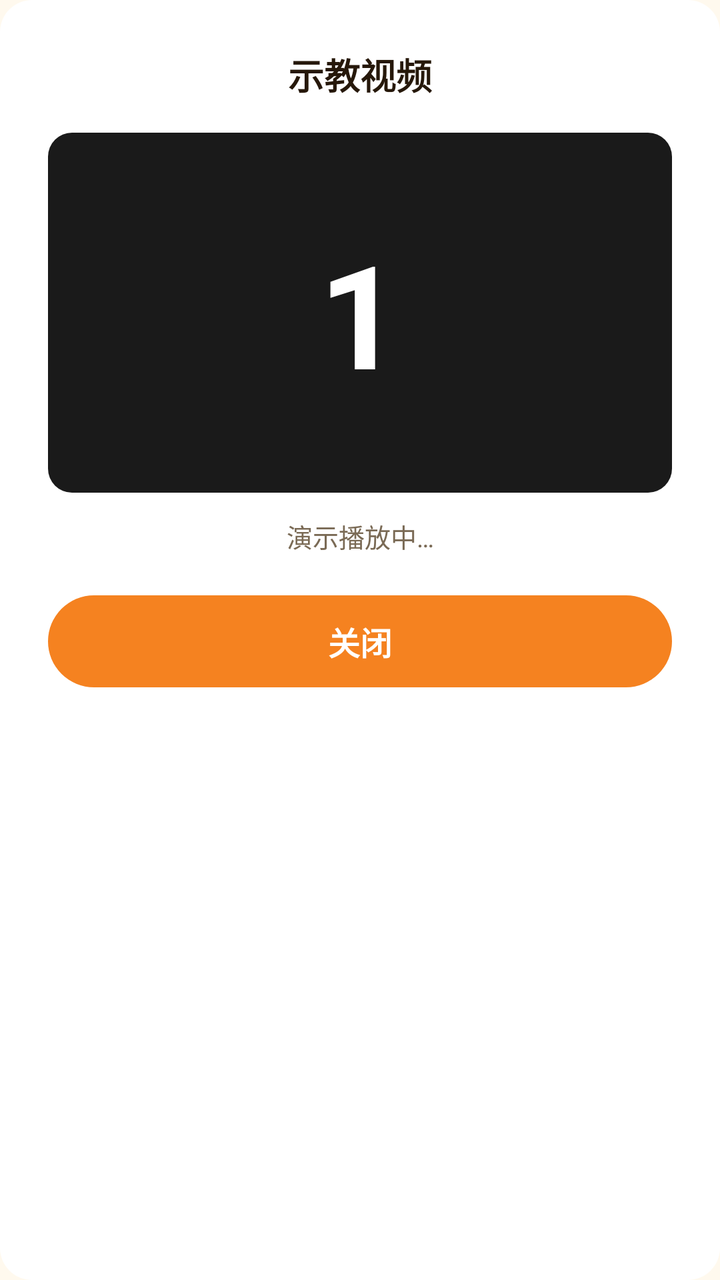
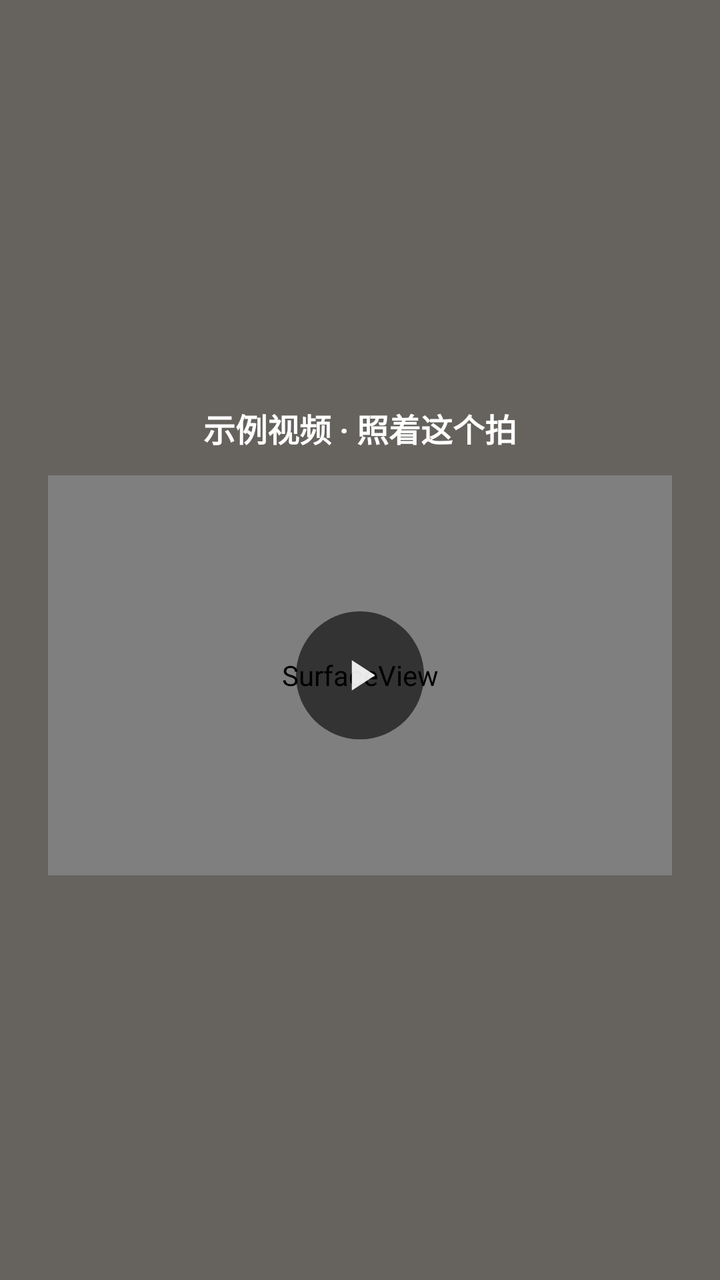

Two renders of the same Android screen: before a commit and after it. Below are the layout's source before the change and the commit's diff.
<!-- AndroidManifest.xml: application theme Theme.SmartNa -->
<!-- res/layout/dialog_teach_video.xml -->
<?xml version="1.0" encoding="utf-8"?>
<LinearLayout xmlns:android="http://schemas.android.com/apk/res/android"
    android:layout_width="match_parent"
    android:layout_height="wrap_content"
    android:background="@drawable/bg_card"
    android:gravity="center_horizontal"
    android:orientation="vertical"
    android:padding="24dp">

    <TextView
        android:layout_width="wrap_content"
        android:layout_height="wrap_content"
        android:text="@string/teach_video_title"
        android:textColor="@color/text_dark"
        android:textSize="18sp"
        android:textStyle="bold" />

    <FrameLayout
        android:layout_width="match_parent"
        android:layout_height="180dp"
        android:layout_marginTop="16dp"
        android:background="@drawable/bg_video_placeholder">

        <TextView
            android:id="@+id/tvTeachCounter"
            android:layout_width="wrap_content"
            android:layout_height="wrap_content"
            android:layout_gravity="center"
            android:text="1"
            android:textColor="@color/card_white"
            android:textSize="72sp"
            android:textStyle="bold" />
    </FrameLayout>

    <TextView
        android:id="@+id/tvTeachStatus"
        android:layout_width="match_parent"
        android:layout_height="wrap_content"
        android:layout_marginTop="12dp"
        android:gravity="center"
        android:text="@string/teach_video_playing"
        android:textColor="@color/text_gray"
        android:textSize="13sp" />

    <TextView
        android:id="@+id/btnTeachClose"
        android:layout_width="match_parent"
        android:layout_height="46dp"
        android:layout_marginTop="20dp"
        android:background="@drawable/bg_btn_primary"
        android:gravity="center"
        android:text="@string/teach_video_close"
        android:textColor="@color/card_white"
        android:textSize="16sp"
        android:textStyle="bold" />
</LinearLayout>
<!-- resources referenced by this layout -->
<resources>
  <color name="card_white">@color/surface_card</color>
  <color name="text_dark">@color/text_primary</color>
  <color name="text_gray">@color/text_secondary</color>
  <!-- drawable bg_btn_primary (drawable) -->
  <?xml version="1.0" encoding="utf-8"?>
  <shape xmlns:android="http://schemas.android.com/apk/res/android">
      <solid android:color="@color/brand_primary" />
      <corners android:radius="27dp" />
  </shape>
  <!-- drawable bg_card (drawable) -->
  <?xml version="1.0" encoding="utf-8"?>
  <shape xmlns:android="http://schemas.android.com/apk/res/android">
      <solid android:color="@color/card_white" />
      <corners android:radius="16dp" />
  </shape>
  <!-- drawable bg_video_placeholder (drawable) -->
  <?xml version="1.0" encoding="utf-8"?>
  <shape xmlns:android="http://schemas.android.com/apk/res/android">
      <solid android:color="#1A1A1A" />
      <corners android:radius="12dp" />
  </shape>
  <string name="teach_video_close">关闭</string>
  <string name="teach_video_playing">演示播放中…</string>
  <string name="teach_video_title">示教视频</string>
  <style name="Theme.SmartNa" parent="Theme.MaterialComponents.Light.NoActionBar">
          <item name="colorPrimary">@color/brand_primary</item>
          <item name="colorPrimaryVariant">@color/brand_primary_active</item>
          <item name="colorOnPrimary">@color/white</item>
          <item name="colorSecondary">@color/brand_primary</item>
          <item name="colorSecondaryVariant">@color/brand_primary_active</item>
          <item name="colorOnSecondary">@color/white</item>
          <item name="android:statusBarColor">@color/bg_page</item>
          <item name="android:windowLightStatusBar">true</item>
          <item name="android:windowBackground">@color/bg_page</item>
          <item name="android:navigationBarColor">@color/card_white</item>
          <item name="android:textColorPrimary">@color/text_dark</item>
          <item name="bottomNavigationStyle">@style/Widget.SmartNa.BottomNav</item>
      </style>
  <color name="surface_card">#FFFFFF</color>
  <color name="text_primary">#26180A</color>
  <color name="text_secondary">#7A6A55</color>
  <color name="brand_primary">#F58220</color>
  <color name="brand_primary_active">#C05A00</color>
  <color name="white">#FFFFFFFF</color>
  <color name="bg_page">#FFF9EE</color>
  <style name="Widget.SmartNa.BottomNav" parent="Widget.MaterialComponents.BottomNavigationView">
          <item name="itemIconTint">@color/selector_tab_color</item>
          <item name="itemTextColor">@color/selector_tab_color</item>
          <item name="elevation">0dp</item>
          <item name="backgroundTint">@color/card_white</item>
          <item name="labelVisibilityMode">labeled</item>
          <item name="itemRippleColor">@android:color/transparent</item>
      </style>
</resources>

<!-- the commit's change to res/layout/dialog_teach_video.xml (unified diff, before → after) -->
@@ -1,56 +1,52 @@
 <?xml version="1.0" encoding="utf-8"?>
-<LinearLayout xmlns:android="http://schemas.android.com/apk/res/android"
+<FrameLayout xmlns:android="http://schemas.android.com/apk/res/android"
+    android:id="@+id/teachScrim"
     android:layout_width="match_parent"
-    android:layout_height="wrap_content"
-    android:background="@drawable/bg_card"
-    android:gravity="center_horizontal"
-    android:orientation="vertical"
-    android:padding="24dp">
+    android:layout_height="match_parent"
+    android:background="#99000000">
 
-    <TextView
-        android:layout_width="wrap_content"
+    <LinearLayout
+        android:id="@+id/videoCard"
+        android:layout_width="match_parent"
         android:layout_height="wrap_content"
-        android:text="@string/teach_video_title"
-        android:textColor="@color/text_dark"
-        android:textSize="18sp"
-        android:textStyle="bold" />
-
-    <FrameLayout
-        android:layout_width="match_parent"
-        android:layout_height="180dp"
-        android:layout_marginTop="16dp"
-        android:background="@drawable/bg_video_placeholder">
+        android:layout_gravity="center"
+        android:layout_marginStart="24dp"
+        android:layout_marginEnd="24dp"
+        android:clickable="true"
+        android:focusable="true"
+        android:orientation="vertical">
 
         <TextView
-            android:id="@+id/tvTeachCounter"
-            android:layout_width="wrap_content"
+            android:layout_width="match_parent"
             android:layout_height="wrap_content"
-            android:layout_gravity="center"
-            android:text="1"
-            android:textColor="@color/card_white"
-            android:textSize="72sp"
+            android:layout_marginBottom="12dp"
+            android:gravity="center"
+            android:text="@string/grasp_detail_video_title"
+            android:textColor="@color/white"
+            android:textSize="16sp"
             android:textStyle="bold" />
-    </FrameLayout>
 
-    <TextView
-        android:id="@+id/tvTeachStatus"
-        android:layout_width="match_parent"
-        android:layout_height="wrap_content"
-        android:layout_marginTop="12dp"
-        android:gravity="center"
-        android:text="@string/teach_video_playing"
-        android:textColor="@color/text_gray"
-        android:textSize="13sp" />
+        <FrameLayout
+            android:id="@+id/videoFrame"
+            android:layout_width="match_parent"
+            android:layout_height="200dp"
+            android:layout_gravity="center_horizontal"
+            android:background="#FF000000">
 
-    <TextView
-        android:id="@+id/btnTeachClose"
-        android:layout_width="match_parent"
-        android:layout_height="46dp"
-        android:layout_marginTop="20dp"
-        android:background="@drawable/bg_btn_primary"
-        android:gravity="center"
-        android:text="@string/teach_video_close"
-        android:textColor="@color/card_white"
-        android:textSize="16sp"
-        android:textStyle="bold" />
-</LinearLayout>
+            <SurfaceView
+                android:id="@+id/teachVideo"
+                android:layout_width="match_parent"
+                android:layout_height="match_parent" />
+
+            <ImageView
+                android:id="@+id/btnPlay"
+                android:layout_width="64dp"
+                android:layout_height="64dp"
+                android:layout_gravity="center"
+                android:background="@drawable/bg_circle_scrim"
+                android:contentDescription="@string/teach_video_playing"
+                android:padding="18dp"
+                android:src="@drawable/ic_play" />
+        </FrameLayout>
+    </LinearLayout>
+</FrameLayout>
<!-- resource entries referenced after the edit -->
@@ -2,28 +2,7 @@
 <resources>
   <color name="card_white">@color/surface_card</color>
   <color name="text_dark">@color/text_primary</color>
-  <color name="text_gray">@color/text_secondary</color>
-  <!-- drawable bg_btn_primary (drawable) -->
-  <?xml version="1.0" encoding="utf-8"?>
-  <shape xmlns:android="http://schemas.android.com/apk/res/android">
-      <solid android:color="@color/brand_primary" />
-      <corners android:radius="27dp" />
-  </shape>
-  <!-- drawable bg_card (drawable) -->
-  <?xml version="1.0" encoding="utf-8"?>
-  <shape xmlns:android="http://schemas.android.com/apk/res/android">
-      <solid android:color="@color/card_white" />
-      <corners android:radius="16dp" />
-  </shape>
-  <!-- drawable bg_video_placeholder (drawable) -->
-  <?xml version="1.0" encoding="utf-8"?>
-  <shape xmlns:android="http://schemas.android.com/apk/res/android">
-      <solid android:color="#1A1A1A" />
-      <corners android:radius="12dp" />
-  </shape>
-  <string name="teach_video_close">关闭</string>
   <string name="teach_video_playing">演示播放中…</string>
-  <string name="teach_video_title">示教视频</string>
   <style name="Theme.SmartNa" parent="Theme.MaterialComponents.Light.NoActionBar">
           <item name="colorPrimary">@color/brand_primary</item>
           <item name="colorPrimaryVariant">@color/brand_primary_active</item>
@@ -40,10 +19,27 @@
       </style>
   <color name="surface_card">#FFFFFF</color>
   <color name="text_primary">#26180A</color>
-  <color name="text_secondary">#7A6A55</color>
   <color name="brand_primary">#F58220</color>
   <color name="brand_primary_active">#C05A00</color>
   <color name="white">#FFFFFFFF</color>
+  <!-- drawable bg_circle_scrim (drawable) -->
+  <?xml version="1.0" encoding="utf-8"?>
+  <shape xmlns:android="http://schemas.android.com/apk/res/android"
+      android:shape="oval">
+      <solid android:color="#99000000" />
+  </shape>
+  <!-- drawable ic_play (drawable) -->
+  <?xml version="1.0" encoding="utf-8"?>
+  <vector xmlns:android="http://schemas.android.com/apk/res/android"
+      android:width="24dp"
+      android:height="24dp"
+      android:viewportWidth="24"
+      android:viewportHeight="24">
+      <path
+          android:fillColor="#E6FFFFFF"
+          android:pathData="M8.5,5.5 L18.5,12 L8.5,18.5 Z" />
+  </vector>
+  <string name="grasp_detail_video_title">示例视频 · 照着这个拍</string>
   <color name="bg_page">#FFF9EE</color>
   <style name="Widget.SmartNa.BottomNav" parent="Widget.MaterialComponents.BottomNavigationView">
           <item name="itemIconTint">@color/selector_tab_color</item>
